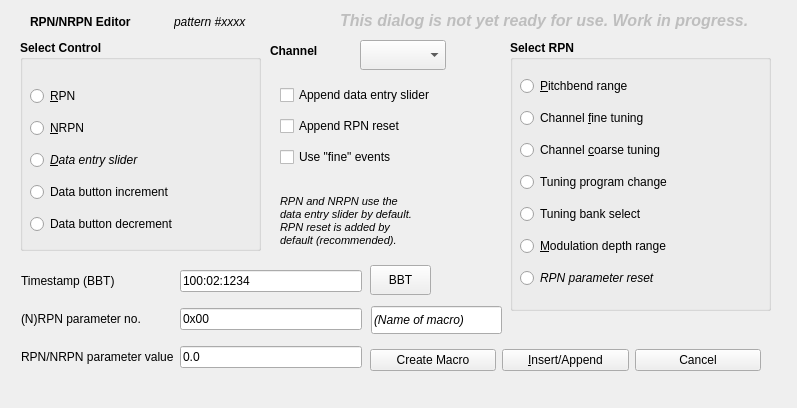
This is seq_qt5/src/gui/qrpnframe.ui in ahlstromcj/seq66 as Qt 5 draws it before an edit. The edited form follows.
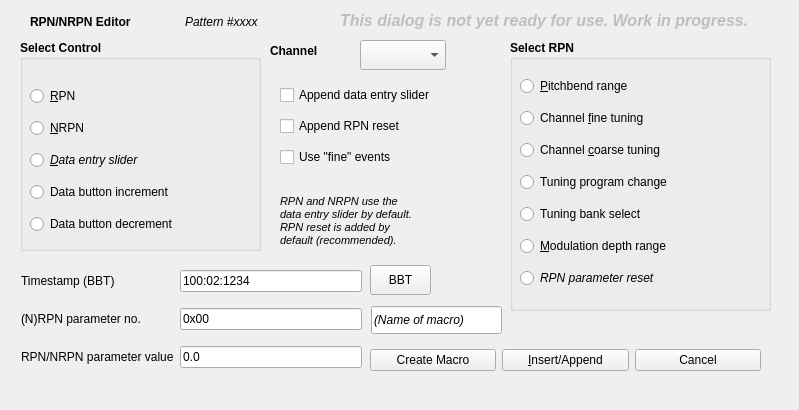
This is the edited form.

Commit message: Added Control Selection and RPN selection to qrpnframe.

What changed in the file:
```diff
--- a/seq_qt5/src/gui/qrpnframe.ui
+++ b/seq_qt5/src/gui/qrpnframe.ui
@@ -6,8 +6,8 @@
    <rect>
     <x>0</x>
     <y>0</y>
-    <width>797</width>
-    <height>408</height>
+    <width>799</width>
+    <height>410</height>
    </rect>
   </property>
   <property name="windowTitle">
@@ -280,7 +280,7 @@
     <rect>
      <x>30</x>
      <y>10</y>
-     <width>281</width>
+     <width>301</width>
      <height>24</height>
     </rect>
    </property>
@@ -305,7 +305,10 @@
        </font>
       </property>
       <property name="text">
-       <string>pattern #xxxx</string>
+       <string>Pattern #xxxx</string>
+      </property>
+      <property name="indent">
+       <number>1</number>
       </property>
      </widget>
     </item>
```
Left out of the diff: 2 changed lines with no effect on the pictures. The commit also changes 16 other files.
